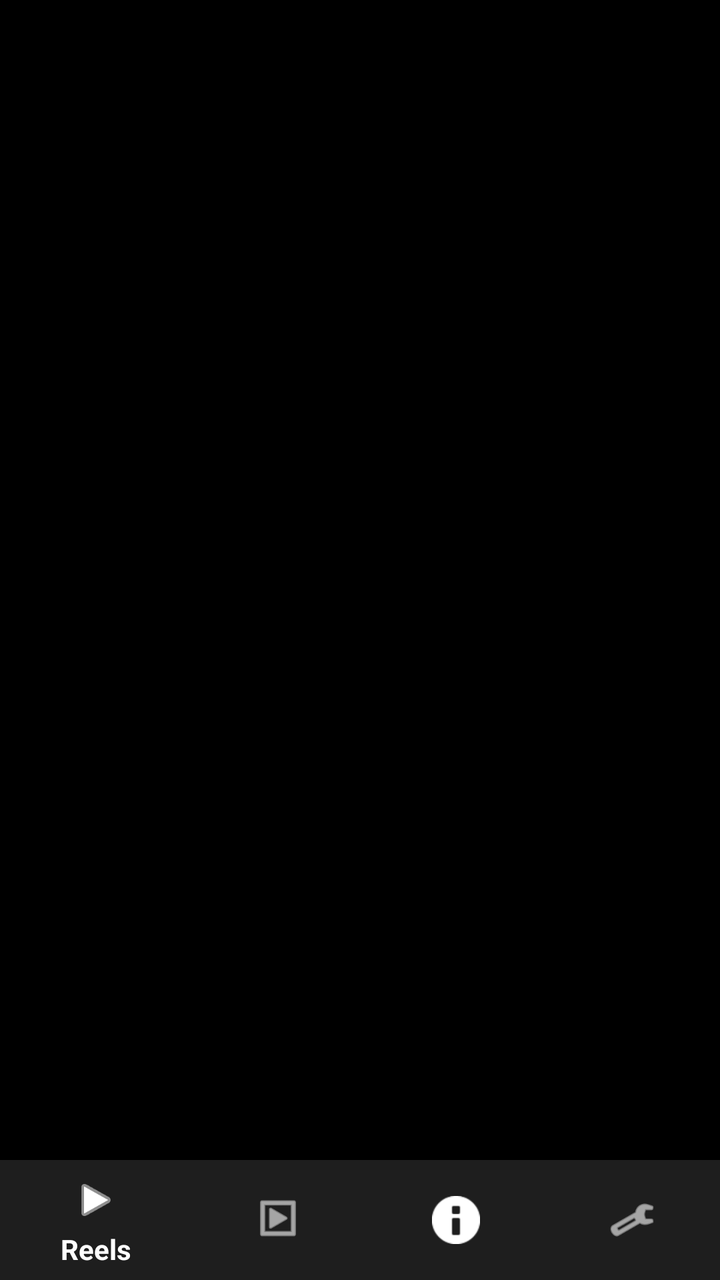
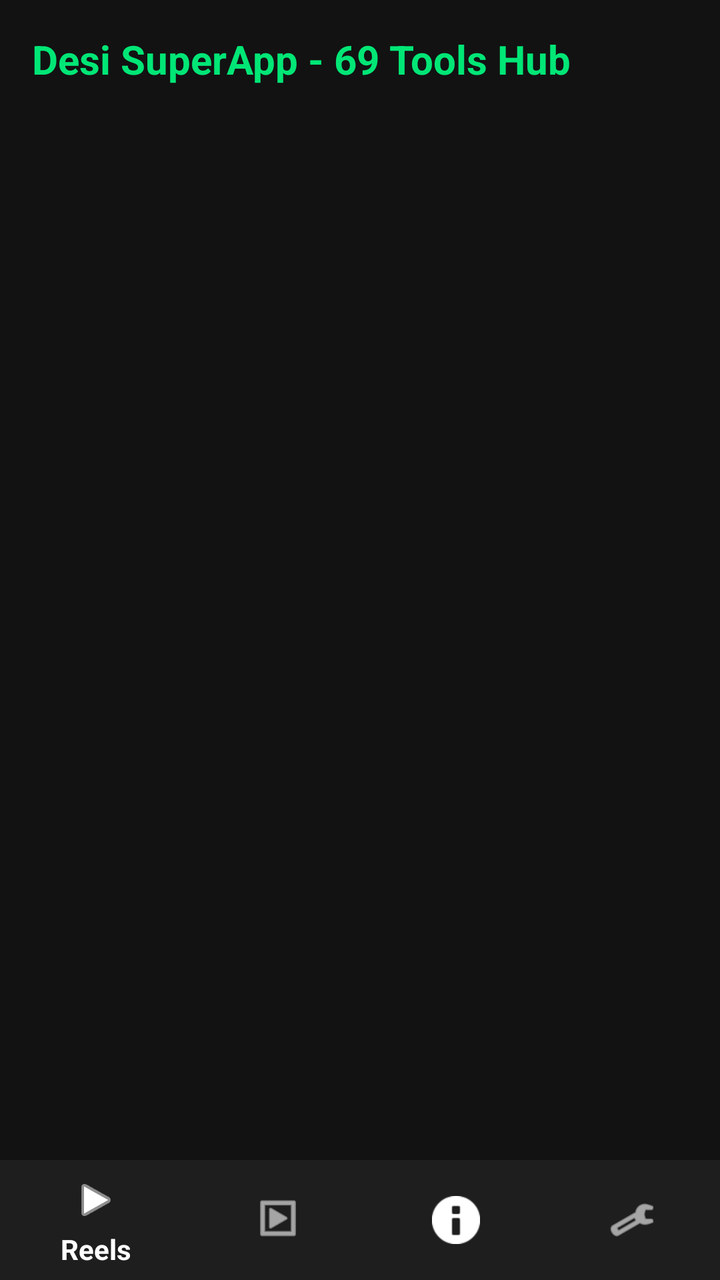

Screens rendered from an Android XML layout before and after an edit, with the pre-edit source and the edit as a unified diff.
<!-- AndroidManifest.xml: application theme Theme.AppCompat.Light.NoActionBar -->
<!-- res/layout/activity_main.xml -->
<?xml version="1.0" encoding="utf-8"?>
<androidx.constraintlayout.widget.ConstraintLayout xmlns:android="http://schemas.android.com/apk/res/android"
    xmlns:app="http://schemas.android.com/apk/res-auto"
    android:layout_width="match_parent"
    android:layout_height="match_parent"
    android:background="#000000">

    <androidx.viewpager2.widget.ViewPager2
        android:id="@+id/viewPagerReels"
        android:layout_width="0dp"
        android:layout_height="0dp"
        app:layout_constraintBottom_toTopOf="@+id/bottomNavigationView"
        app:layout_constraintEnd_toEndOf="parent"
        app:layout_constraintStart_toStartOf="parent"
        app:layout_constraintTop_toTopOf="parent" />

    <com.google.android.material.bottomnavigation.BottomNavigationView
        android:id="@+id/bottomNavigationView"
        android:layout_width="0dp"
        android:layout_height="60dp"
        android:background="#1E1E1E"
        app:itemIconTint="#FFFFFF"
        app:itemTextColor="#FFFFFF"
        app:layout_constraintBottom_toBottomOf="parent"
        app:layout_constraintEnd_toEndOf="parent"
        app:layout_constraintStart_toStartOf="parent"
        app:menu="@menu/bottom_nav_menu" />

</androidx.constraintlayout.widget.ConstraintLayout>
<!-- resources referenced by this layout -->
<resources>

</resources>

<!-- the commit's change to res/layout/activity_main.xml (unified diff, before → after) -->
@@ -3,16 +3,31 @@
     xmlns:app="http://schemas.android.com/apk/res-auto"
     android:layout_width="match_parent"
     android:layout_height="match_parent"
-    android:background="#000000">
+    android:background="#121212">
 
-    <androidx.viewpager2.widget.ViewPager2
-        android:id="@+id/viewPagerReels"
+    <TextView
+        android:id="@+id/tvHeader"
+        android:layout_width="match_parent"
+        android:layout_height="wrap_content"
+        android:padding="16dp"
+        android:text="Desi SuperApp - 69 Tools Hub"
+        android:textColor="#00E676"
+        android:textSize="20sp"
+        android:textStyle="bold"
+        app:layout_constraintTop_toTopOf="parent" />
+
+    <GridView
+        android:id="@+id/toolsGrid"
         android:layout_width="0dp"
         android:layout_height="0dp"
-        app:layout_constraintBottom_toTopOf="@+id/bottomNavigationView"
-        app:layout_constraintEnd_toEndOf="parent"
+        android:numColumns="2"
+        android:padding="10dp"
+        android:verticalSpacing="12dp"
+        android:horizontalSpacing="12dp"
+        app:layout_constraintTop_toBottomOf="@id/tvHeader"
+        app:layout_constraintBottom_toTopOf="@id/bottomNavigationView"
         app:layout_constraintStart_toStartOf="parent"
-        app:layout_constraintTop_toTopOf="parent" />
+        app:layout_constraintEnd_toEndOf="parent" />
 
     <com.google.android.material.bottomnavigation.BottomNavigationView
         android:id="@+id/bottomNavigationView"
@@ -22,8 +37,8 @@
         app:itemIconTint="#FFFFFF"
         app:itemTextColor="#FFFFFF"
         app:layout_constraintBottom_toBottomOf="parent"
+        app:layout_constraintStart_toStartOf="parent"
         app:layout_constraintEnd_toEndOf="parent"
-        app:layout_constraintStart_toStartOf="parent"
         app:menu="@menu/bottom_nav_menu" />
 
 </androidx.constraintlayout.widget.ConstraintLayout>
